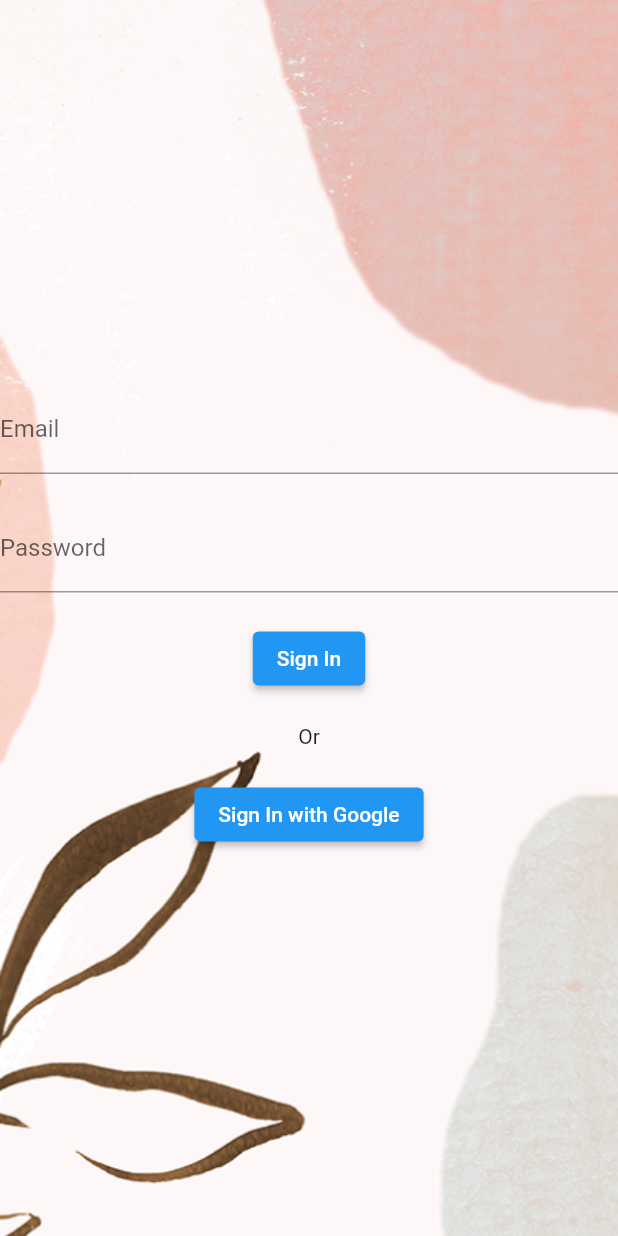
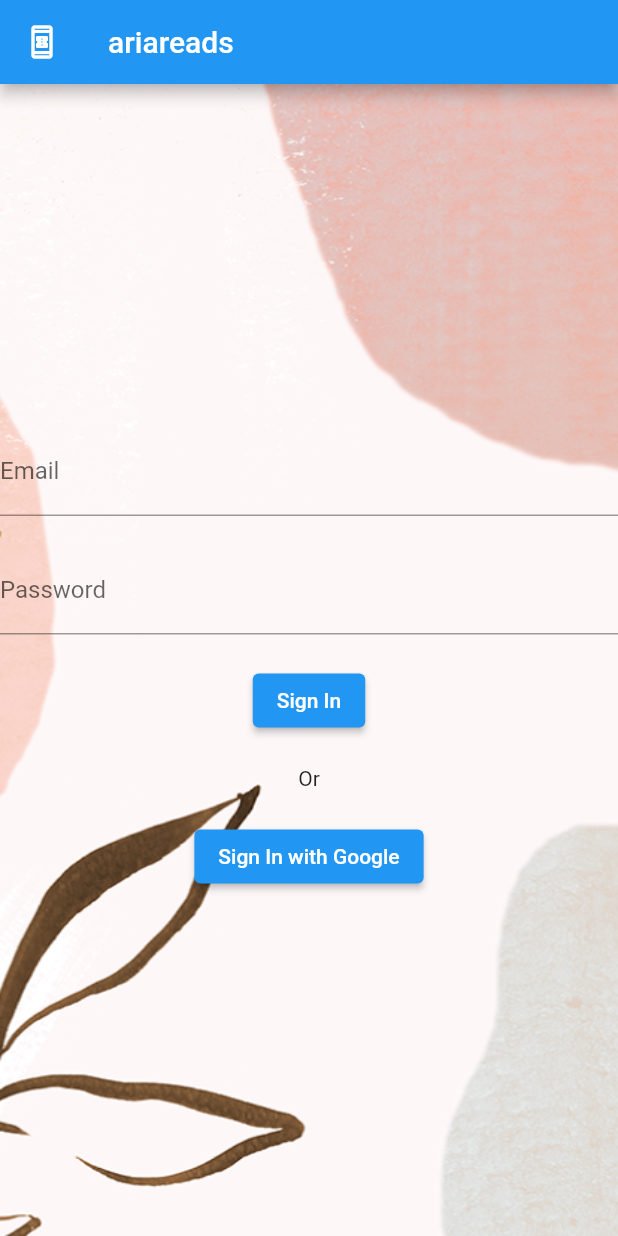
Before and after one commit to djjupa/ariareads, a Flutter app: the screen it shows after launch, on a phone screen of 412 x 824 dp. Run offline on Flutter 3.47's test engine with Material 2 defaults, Android fonts, the phone set to English and light mode, and no system bars; our stand-ins replace firebase_auth, firebase_core, google_fonts, google_sign_in; accounts and stored records are empty.

Commit message:
Restructured folders and worked on Themes

```diff
--- a/lib/constants.dart
+++ /dev/null
@@ -1,15 +0,0 @@
-import 'package:flutter/material.dart';
-
-const kBlackColor =         Color(0xFF393939);
-const kLightBlackColor =    Color(0xFF8F8F8F);
-const kIconColor =          Color(0xFFF48A37);
-const kProgressIndicator =  Color(0xFFBE7066);
-
-final kShadowColor =        const Color(0xFFD3D3D3).withOpacity(.84);
-
-// Default Sizes
-const double dalDefaultPaddingSize = 10;
-
-
-// Images
-const String dalWelcomeScreenImage = "assets/images/img_welcome_screen_bg.png";
--- /dev/null
+++ b/lib/constants/constants.dart
@@ -0,0 +1,17 @@
+import 'package:flutter/material.dart';
+
+const String DAL_appName = "ariareads";
+const String DAL_currentVersion = "0.01";
+
+const kBlackColor = Color(0xFF393939);
+const kLightBlackColor = Color(0xFF8F8F8F);
+const kIconColor = Color(0xFFF48A37);
+const kProgressIndicator = Color(0xFFBE7066);
+
+final kShadowColor = const Color(0xFFD3D3D3).withOpacity(.84);
+
+// Default Sizes
+const double dalDefaultPaddingSize = 10;
+
+// Images
+const String dalWelcomeScreenImage = "assets/images/img_welcome_screen_bg.png";
--- a/lib/authentication/screens/screen_login.dart
+++ b/lib/features/authentication/screens/screen_login.dart
@@ -1,6 +1,6 @@
-import '../../constants.dart';
+import 'package:ariareads/constants/constants.dart';
+import 'package:firebase_auth/firebase_auth.dart';
 import 'package:flutter/material.dart';
-import 'package:firebase_auth/firebase_auth.dart';
 import 'package:google_sign_in/google_sign_in.dart';
 
 class SignInScreen extends StatefulWidget {
@@ -19,6 +19,10 @@ class _SignInScreenState extends State<SignInScreen> {
   @override
   Widget build(BuildContext context) {
     return Scaffold(
+      appBar: AppBar(
+        title: const Text(DAL_appName),
+        leading: const Icon(Icons.book_online_outlined),
+      ),
       body: Container(
         width: double.infinity,
         decoration: const BoxDecoration(
@@ -88,7 +92,7 @@ class _SignInScreenState extends State<SignInScreen> {
   }
 }
 
-  /*
+/*
   @override
   Widget build(BuildContext context) {
     return Scaffold(
@@ -161,7 +165,6 @@ class _SignInScreenState extends State<SignInScreen> {
 
    */
 
-
 /*
 class ScreenLogin extends StatelessWidget {
   const ScreenLogin({Key? key}) : super(key: key);
--- a/lib/main.dart
+++ b/lib/main.dart
@@ -1,18 +1,17 @@
+import 'package:ariareads/features/authentication/screens/screen_login.dart';
+import 'package:ariareads/features/screens/home_screen.dart';
+import 'package:ariareads/utils/themes/theme.dart';
+import 'package:ariareads/widgets/rounded_button.dart';
+import 'package:firebase_core/firebase_core.dart';
 import 'package:flutter/material.dart';
-import 'package:firebase_core/firebase_core.dart';
+
 import 'firebase_options.dart';
 
-import 'authentication/screens/screen_login.dart';
-import 'package:ariareads/constants.dart';
-import 'package:ariareads/screens/home_screen.dart';
-import 'package:ariareads/widgets/rounded_button.dart';
-
-
-void main() async {
+void main() {
   // Initialize Firebase
   WidgetsFlutterBinding.ensureInitialized();
   Firebase.initializeApp(
-      options: DefaultFirebaseOptions.currentPlatform,
+    options: DefaultFirebaseOptions.currentPlatform,
   );
 
   runApp(const MyApp());
@@ -27,13 +26,18 @@ class MyApp extends StatelessWidget {
     return MaterialApp(
       debugShowCheckedModeBanner: false,
       title: 'Aria Reads',
-      theme: ThemeData(
-        scaffoldBackgroundColor: Colors.white,
+      theme: DAL_AppTheme.lightTheme,
+      /*scaffoldBackgroundColor: Colors.white,
+        brightness: Brightness.light,
+        primarySwatch: Colors.red,
         textTheme: Theme.of(context).textTheme.apply(
-          displayColor: kBlackColor,
-        ),
-      ),
-      home: const SignInScreen(),
+              displayColor: kBlackColor,
+
+
+         */
+      darkTheme: DAL_AppTheme.darkTheme,
+      themeMode: ThemeMode.system,
+      home: SignInScreen(),
     );
   }
 }
@@ -44,6 +48,9 @@ class WelcomeScreen extends StatelessWidget {
   @override
   Widget build(BuildContext context) {
     return Scaffold(
+      appBar: AppBar(
+        title: const Text("ariareads"),
+      ),
       body: Container(
         width: double.infinity,
         decoration: const BoxDecoration(
@@ -79,7 +86,7 @@ class WelcomeScreen extends StatelessWidget {
                     context,
                     MaterialPageRoute(
                       builder: (context) {
-                        return HomeScreen();
+                        return const HomeScreen();
                       },
                     ),
                   );
--- /dev/null
+++ b/lib/utils/themes/theme.dart
@@ -0,0 +1,37 @@
+import 'package:flutter/material.dart';
+import 'package:google_fonts/google_fonts.dart';
+
+/***
+ * A class to define the Theme of the app.
+ */
+class DAL_AppTheme {
+  static ThemeData lightTheme = ThemeData(
+      brightness: Brightness.light,
+      textTheme: TextTheme(
+        displayLarge: GoogleFonts.ubuntu(
+          color: Colors.black87,
+        ),
+        displayMedium: GoogleFonts.ubuntu(
+          color: Colors.red[600],
+        ),
+        displaySmall: GoogleFonts.ubuntu(
+          color: Colors.black38,
+        ),
+      )
+  );
+
+  static  ThemeData darkTheme = ThemeData(
+      brightness: Brightness.dark,
+      textTheme: TextTheme(
+        displayLarge: GoogleFonts.ubuntu(
+          color: Colors.white70,
+        ),
+        displayMedium: GoogleFonts.ubuntu(
+          color: Colors.red[600],
+        ),
+        displaySmall: GoogleFonts.ubuntu(
+          color: Colors.white38,
+        ),
+      )
+  );
+}
--- a/pubspec.yaml
+++ b/pubspec.yaml
@@ -39,6 +39,7 @@ dependencies:
   firebase_auth: ^4.2.7
   cloud_firestore: ^4.4.1
   google_sign_in: ^5.2.1
+  google_fonts: ^4.0.3
 
 
 dev_dependencies:
```
Also changed, not shown: lib/features/screens/home_screen.dart (renamed from lib/screens/home_screen.dart), 1 other file.
